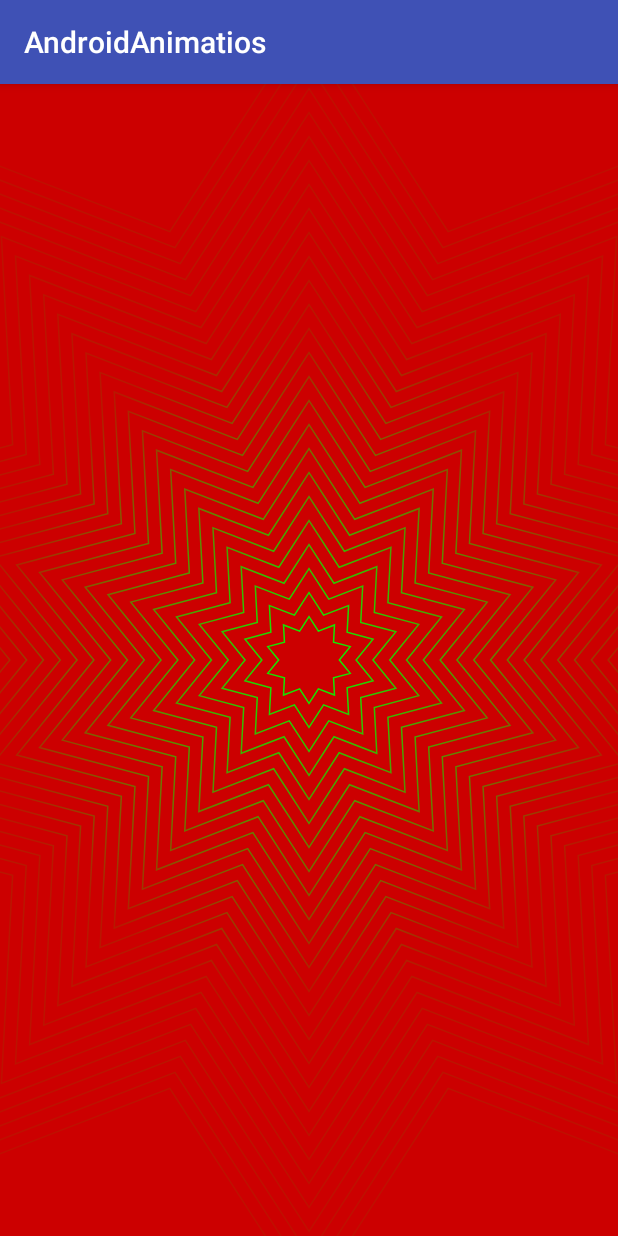
After one commit to AjeshRPai/Android_Animation, an Android app: the WaveAnimationActivity screen opened directly, with no data from a screen before it, on a phone screen of 412 x 824 dp. The commit adds this screen. Run offline under Robolectric (Android 15) with nearby library versions, the phone set to English and light mode, and no system bars.

Commit message:
Implementation of Wave Animation based on
https://medium.com/s23nyc-tech/geometric-android-animations-using-the-canvas-dd687c43f3f4

```diff
--- a/app/src/main/AndroidManifest.xml
+++ b/app/src/main/AndroidManifest.xml
@@ -11,7 +11,7 @@
         android:supportsRtl="true"
         android:theme="@style/AppTheme"
         tools:ignore="GoogleAppIndexingWarning,InnerclassSeparator">
-
+        <activity android:name=".WaveAnimation.WaveAnimationActivity"></activity>
         <activity android:name=".IndexActivity">
             <intent-filter>
                 <action android:name="android.intent.action.MAIN" />
--- a/app/src/main/java/com/example/ajeshpai/androidanimatios/IndexActivity.kt
+++ b/app/src/main/java/com/example/ajeshpai/androidanimatios/IndexActivity.kt
@@ -3,6 +3,7 @@ package com.example.ajeshpai.androidanimatios
 import androidx.appcompat.app.AppCompatActivity
 import android.os.Bundle
 import com.example.ajeshpai.androidanimatios.PhysicsBasedAnimations.IndexPhysicsBasedActivity
+import com.example.ajeshpai.androidanimatios.WaveAnimation.WaveAnimationActivity
 import com.example.ajeshpai.androidanimatios.transitions.IndexTransitionActivity
 import kotlinx.android.synthetic.main.activity_index2.*
 import org.jetbrains.anko.startActivity
@@ -13,6 +14,8 @@ class IndexActivity : AppCompatActivity() {
         super.onCreate(savedInstanceState)
         setContentView(R.layout.activity_index2)
 
+        button6.setOnClickListener { startActivity<WaveAnimationActivity>()}
+
 
         button4.setOnClickListener { startActivity<IndexPhysicsBasedActivity>() }
 
--- /dev/null
+++ b/app/src/main/java/com/example/ajeshpai/androidanimatios/WaveAnimation/WaveAnimationActivity.kt
@@ -0,0 +1,18 @@
+package com.example.ajeshpai.androidanimatios.WaveAnimation
+
+import androidx.appcompat.app.AppCompatActivity
+import android.os.Bundle
+import com.example.ajeshpai.androidanimatios.R
+
+/**
+ * Implementation is based on
+ * https://medium.com/s23nyc-tech/geometric-android-animations-using-the-canvas-dd687c43f3f4
+ * */
+
+class WaveAnimationActivity : AppCompatActivity() {
+
+    override fun onCreate(savedInstanceState: Bundle?) {
+        super.onCreate(savedInstanceState)
+        setContentView(R.layout.activity_wave_animation)
+    }
+}
--- /dev/null
+++ b/app/src/main/java/com/example/ajeshpai/androidanimatios/WaveAnimation/WaveTiltListener.kt
@@ -0,0 +1,78 @@
+package com.example.ajeshpai.androidanimatios.WaveAnimation
+
+import android.content.Context
+import android.hardware.Sensor
+import android.hardware.SensorEvent
+import android.hardware.SensorEventListener
+import android.hardware.SensorManager
+
+interface TiltListener {
+
+    fun onTilt(pitchRollRad: Pair<Double, Double>)
+}
+
+interface TiltSensor {
+
+    fun addListener(tiltListener: TiltListener)
+
+    fun register()
+
+    fun unregister()
+}
+
+class WaveTiltSensor(context: Context) : SensorEventListener, TiltSensor {
+
+    private val sensorManager: SensorManager
+    private val accSensor: Sensor
+    private val magneticSensor: Sensor
+    private var listeners = mutableListOf<TiltListener>()
+
+    private val rotationMatrix = FloatArray(9)
+    private val accelerometerValues = FloatArray(3)
+    private val magneticValues = FloatArray(3)
+    private val orientationAngles = FloatArray(3)
+
+    init {
+        sensorManager = context.getSystemService(Context.SENSOR_SERVICE) as SensorManager
+        accSensor = sensorManager.getDefaultSensor(Sensor.TYPE_ACCELEROMETER)
+        magneticSensor = sensorManager.getDefaultSensor(Sensor.TYPE_MAGNETIC_FIELD)
+    }
+
+    override fun onAccuracyChanged(sensor: Sensor, accuracy: Int) {
+        // Do nothing here
+    }
+
+    override fun onSensorChanged(event: SensorEvent) {
+        if (event.sensor.type == Sensor.TYPE_ACCELEROMETER) {
+            System.arraycopy(event.values, 0, accelerometerValues, 0, accelerometerValues.size)
+        } else if (event.sensor.type == Sensor.TYPE_MAGNETIC_FIELD) {
+            System.arraycopy(event.values, 0, magneticValues, 0, magneticValues.size)
+        }
+
+        SensorManager.getRotationMatrix(rotationMatrix, null, accelerometerValues, magneticValues)
+        SensorManager.getOrientation(rotationMatrix, orientationAngles)
+
+        val pitchInRad = orientationAngles[1].toDouble()
+        val rollInRad = orientationAngles[2].toDouble()
+
+        val pair = Pair(pitchInRad, rollInRad)
+        listeners.forEach {
+            it.onTilt(pair)
+        }
+    }
+
+    override fun addListener(tiltListener: TiltListener) {
+        listeners.add(tiltListener)
+    }
+
+    override fun register() {
+        sensorManager.registerListener(this, accSensor, SensorManager.SENSOR_DELAY_UI)
+        sensorManager.registerListener(this, magneticSensor, SensorManager.SENSOR_DELAY_UI)
+    }
+
+    override fun unregister() {
+        listeners.clear()
+        sensorManager.unregisterListener(this, accSensor)
+        sensorManager.unregisterListener(this, magneticSensor)
+    }
+}
--- /dev/null
+++ b/app/src/main/java/com/example/ajeshpai/androidanimatios/WaveAnimation/WavesView.kt
@@ -0,0 +1,174 @@
+package com.example.ajeshpai.androidanimatios.WaveAnimation
+
+import android.animation.ValueAnimator
+import android.content.Context
+import android.graphics.*
+import android.graphics.Paint.ANTI_ALIAS_FLAG
+import android.util.AttributeSet
+import android.view.View
+import android.view.animation.LinearInterpolator
+import com.example.ajeshpai.androidanimatios.R
+
+class WavesView @JvmOverloads
+constructor(context: Context,
+            attrs: AttributeSet? = null,
+            defStyleAttr: Int = R.attr.wavesViewStyle
+) : View(context, attrs, defStyleAttr),TiltListener {
+
+    private val wavePaint: Paint
+    private val waveGap: Float
+
+    private var maxRadius = 0f
+    private var center = PointF(0f, 0f)
+    private var initialRadius = 0f
+
+    private val gradientPaint = Paint(Paint.ANTI_ALIAS_FLAG).apply {
+        // Highlight only the areas already touched on the canvas
+        xfermode = PorterDuffXfermode(PorterDuff.Mode.SRC_IN)
+    }
+
+    // gradient colors
+    private val green = Color.GREEN
+    // solid green in the center, transparent green at the edges
+    private val gradientColors =
+            intArrayOf(green, modifyAlpha(green, 0.10f),
+                    modifyAlpha(green, 0.05f))
+
+
+    private fun modifyAlpha(color: Int, alpha: Float): Int {
+        return color and 0x00ffffff or ((alpha * 255).toInt() shl 24)
+    }
+
+    private val gradientMatrix = Matrix()
+
+    private fun updateGradient(x: Float, y: Float) {
+        gradientMatrix.setTranslate(x - center.x, y - center.y)
+        gradientPaint.shader.setLocalMatrix(gradientMatrix)
+        postInvalidateOnAnimation()
+    }
+
+
+    init {
+        val attrs = context.obtainStyledAttributes(attrs, R.styleable.WavesView, defStyleAttr, 0)
+
+        //init paint with custom attrs
+        wavePaint = Paint(ANTI_ALIAS_FLAG).apply {
+            color = attrs.getColor(R.styleable.WavesView_waveColor, 0)
+            strokeWidth = attrs.getDimension(R.styleable.WavesView_waveStrokeWidth, 0f)
+            style = Paint.Style.STROKE
+        }
+
+        waveGap = attrs.getDimension(R.styleable.WavesView_waveGap, 50f)
+        attrs.recycle()
+    }
+
+    val tiltSensor = WaveTiltSensor(context)
+
+    override fun onTilt(pitchRollRad: Pair<Double, Double>) {
+        val pitchRad = pitchRollRad.first
+        val rollRad = pitchRollRad.second
+
+        // Use half view height/width to calculate offset instead of full view/device measurement
+        val maxYOffset = center.y.toDouble()
+        val maxXOffset = center.x.toDouble()
+
+        val yOffset = (Math.sin(pitchRad) * maxYOffset)
+        val xOffset = (Math.sin(rollRad) * maxXOffset)
+
+        updateGradient(xOffset.toFloat() + center.x, yOffset.toFloat() + center.y)
+    }
+
+    override fun onSizeChanged(w: Int, h: Int, oldw: Int, oldh: Int) {
+        //set the center of all circles to be center of the view
+        center.set(w / 2f, h / 2f)
+        maxRadius = Math.hypot(center.x.toDouble(), center.y.toDouble()).toFloat()
+        initialRadius = w / waveGap
+
+        gradientPaint.shader = RadialGradient(
+                center.x, center.y, maxRadius,
+                gradientColors, null, Shader.TileMode.CLAMP
+        )
+    }
+
+
+
+    private var waveAnimator: ValueAnimator? = null
+    private var waveRadiusOffset = 0f
+        set(value) {
+            field = value
+            postInvalidateOnAnimation()
+        }
+
+    override fun onAttachedToWindow() {
+        super.onAttachedToWindow()
+        waveAnimator = ValueAnimator.ofFloat(0f, waveGap).apply {
+            addUpdateListener {
+                waveRadiusOffset = it.animatedValue as Float
+            }
+            duration = 1500L
+            repeatMode = ValueAnimator.RESTART
+            repeatCount = ValueAnimator.INFINITE
+            interpolator = LinearInterpolator()
+            start()
+        }
+        tiltSensor.addListener(this)
+        tiltSensor.register()
+    }
+
+    override fun onDetachedFromWindow() {
+        waveAnimator?.cancel()
+        tiltSensor.unregister()
+
+        super.onDetachedFromWindow()
+    }
+
+    private val wavePath = Path()
+
+
+    override fun onDraw(canvas: Canvas) {
+        super.onDraw(canvas)
+
+        var currentRadius = initialRadius + waveRadiusOffset
+        while (currentRadius < maxRadius) {
+            val path = createStarPath(currentRadius, wavePath)
+            canvas.drawPath(path, wavePaint)
+            currentRadius += waveGap
+        }
+
+        canvas.drawPaint(gradientPaint)
+    }
+
+    private fun createStarPath(
+            radius: Float,
+            path: Path = Path(),
+            points: Int = 20
+    ): Path {
+        path.reset()
+        val pointDelta = 0.7f // difference between the "far" and "close" points from the center
+        val angleInRadians = 2.0 * Math.PI / points // essentially 360/20 or 18 degrees, angle each line should be drawn
+        val startAngleInRadians = 0.0 //starting to draw star at 0 degrees
+
+        //move pointer to 0 degrees relative to the center of the screen
+        path.moveTo(
+                center.x + (radius * pointDelta * Math.cos(startAngleInRadians)).toFloat(),
+                center.y + (radius * pointDelta * Math.sin(startAngleInRadians)).toFloat()
+        )
+
+        //create a line between all the points in the star
+        for (i in 1 until points) {
+            val hypotenuse = if (i % 2 == 0) {
+                //by reducing the distance from the circle every other points, we create the "dip" in the star
+                pointDelta * radius
+            } else {
+                radius
+            }
+
+            val nextPointX = center.x + (hypotenuse * Math.cos(startAngleInRadians - angleInRadians * i)).toFloat()
+            val nextPointY = center.y + (hypotenuse * Math.sin(startAngleInRadians - angleInRadians * i)).toFloat()
+            path.lineTo(nextPointX, nextPointY)
+        }
+
+        path.close()
+        return path
+    }
+}
--- a/app/src/main/res/layout/activity_index2.xml
+++ b/app/src/main/res/layout/activity_index2.xml
@@ -23,4 +23,14 @@
         android:text="Transition without activities"
         app:layout_constraintStart_toStartOf="parent"
         app:layout_constraintTop_toBottomOf="@+id/button4" />
+
+    <Button
+        android:id="@+id/button6"
+        android:layout_width="wrap_content"
+        android:layout_height="wrap_content"
+        android:text="Wave Animation"
+        app:layout_constraintStart_toStartOf="parent"
+        app:layout_constraintTop_toBottomOf="@+id/button5" />
+
+
 </androidx.constraintlayout.widget.ConstraintLayout>
--- /dev/null
+++ b/app/src/main/res/layout/activity_wave_animation.xml
@@ -0,0 +1,15 @@
+<?xml version="1.0" encoding="utf-8"?>
+<androidx.constraintlayout.widget.ConstraintLayout xmlns:android="http://schemas.android.com/apk/res/android"
+    xmlns:tools="http://schemas.android.com/tools"
+    android:layout_width="match_parent"
+    android:layout_height="match_parent"
+    android:background="@android:color/holo_red_dark"
+    tools:context=".WaveAnimation.WaveAnimationActivity">
+
+    <com.example.ajeshpai.androidanimatios.WaveAnimation.WavesView
+        style="@style/Widget.WaveView"
+        android:layout_width="match_parent"
+        android:layout_height="match_parent"
+        android:layerType="software"/>
+
+</androidx.constraintlayout.widget.ConstraintLayout>
--- /dev/null
+++ b/app/src/main/res/values/attrs.xml
@@ -0,0 +1,11 @@
+<?xml version="1.0" encoding="utf-8"?>
+<resources>
+
+    <attr name="wavesViewStyle" format="reference" />
+
+    <declare-styleable name="WavesView">
+        <attr name="waveColor" format="color" />
+        <attr name="waveStrokeWidth" format="dimension" />
+        <attr name="waveGap" format="dimension" />
+    </declare-styleable>
+</resources>
--- a/app/src/main/res/values/strings.xml
+++ b/app/src/main/res/values/strings.xml
@@ -25,6 +25,4 @@
     <string name="transition_activity">Transition Without Activity or Fragments</string>
 
 
-
-
 </resources>
--- a/app/src/main/res/values/styles.xml
+++ b/app/src/main/res/values/styles.xml
@@ -8,4 +8,11 @@
         <item name="colorAccent">@color/colorAccent</item>
     </style>
 
+
+    <style name="Widget.WaveView" parent="@android:style/Widget">
+        <item name="waveStrokeWidth">1dp</item>
+        <item name="waveColor">@color/cardview_dark_background</item>
+        <item name="waveGap">16dp</item>
+    </style>
+
 </resources>
```
